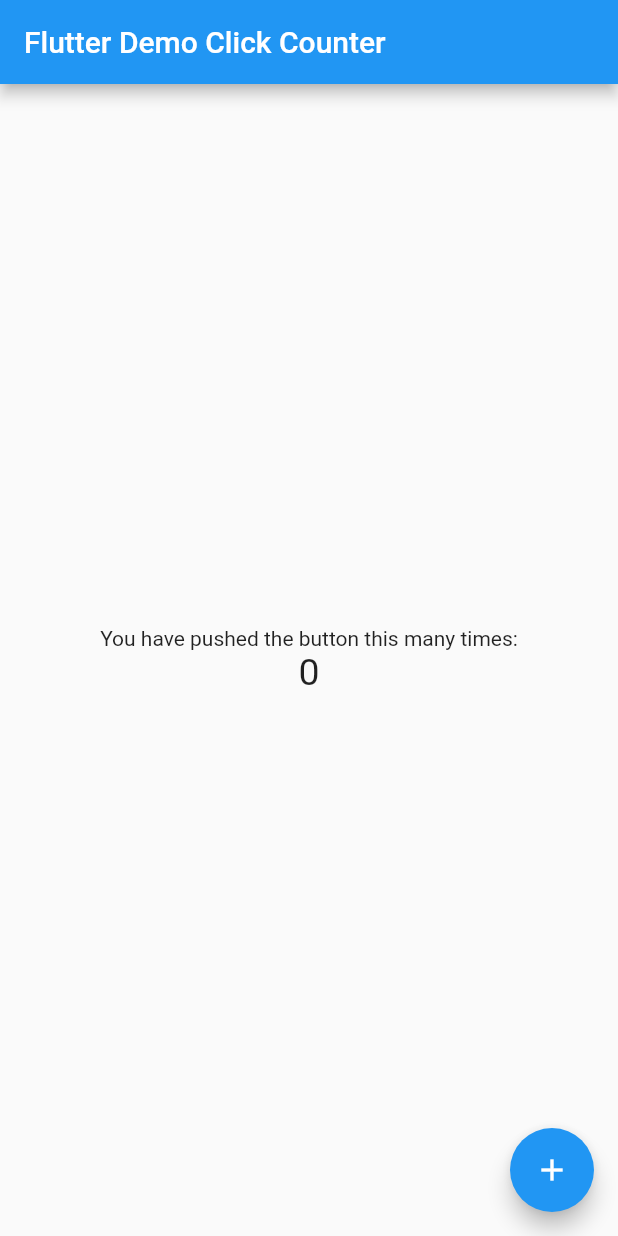
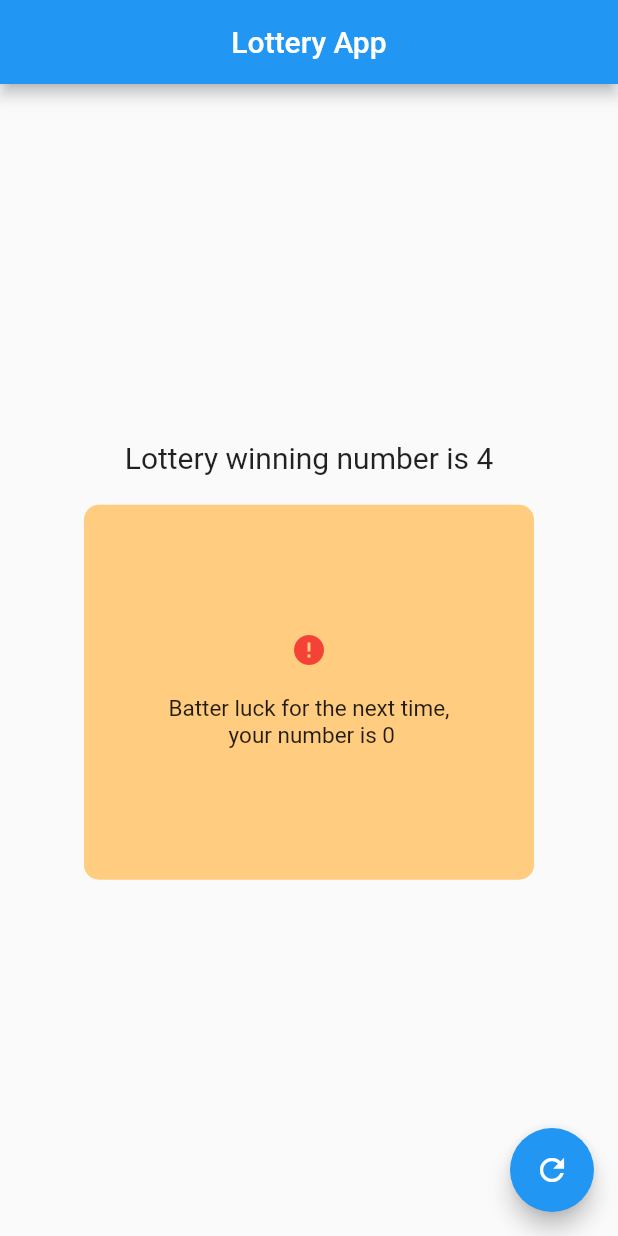
Before and after one commit to abdulnasiricp/Lottery_app, a Flutter app: the screen it shows after launch, on a phone screen of 412 x 824 dp. Run offline on Flutter 3.47's test engine with Material 2 defaults, Android fonts, the phone set to English and light mode, and no system bars.

Commit message:
Lottery app completed

```diff
--- a/lib/main.dart
+++ b/lib/main.dart
@@ -1,18 +1,21 @@
+import 'dart:math';
+
 import 'package:flutter/material.dart';
 
-void main() => runApp(MyApp());
+void main() => runApp(const MyApp());
 
-class MyApp extends StatelessWidget {
+class MyApp extends StatefulWidget {
   const MyApp({super.key});
-  static const String _title = 'Flutter Stateful Clicker Counter';
-  // This widget is the root of your application.
+
+  @override
+  State<MyApp> createState() => _MyAppState();
+}
+
+class _MyAppState extends State<MyApp> {
   @override
   Widget build(BuildContext context) {
-    return MaterialApp(
-      title: _title,
-      theme: ThemeData(
-        primarySwatch: Colors.blue,
-      ),
+    return const MaterialApp(
+      debugShowCheckedModeBanner: false,
       home: MyHomePage(),
     );
   }
@@ -20,71 +23,100 @@ class MyApp extends StatelessWidget {
 
 class MyHomePage extends StatefulWidget {
   const MyHomePage({super.key});
-  // This widget is the home page of your application. It is stateful, meaning
-  // that it has a State object (defined below) that contains fields that affect
-  // how it looks.
-  // This class is the configuration for the state.
   @override
   _MyHomePageState createState() => _MyHomePageState();
 }
 
 class _MyHomePageState extends State<MyHomePage> {
-  int _counter = 0;
+  Random random = Random();
+  int luckynumber = 0;
 
-  void _incrementCounter() {
+  void _LuckyNumber() {
     setState(() {
-      // This call to setState tells the Flutter framework that something has
-      // changed in this State, which causes it to rerun the build method below
-      // so that the display can reflect the updated values. If we changed
-      // _counter without calling setState(), then the build method would not be
-      // called again, and so nothing would appear to happen.
-      _counter++;
+      luckynumber = random.nextInt(10);
     });
   }
 
   @override
   Widget build(BuildContext context) {
-    // This method is rerun every time setState is called, for instance as done
-    // by the _incrementCounter method above.
-    //
-    // The Flutter framework has been optimized to make rerunning build methods
-    // fast, so that you can just rebuild anything that needs updating rather
-    // than having to individually change instances of widgets.
     return Scaffold(
       appBar: AppBar(
-        // Here we take the value from the MyHomePage object that was created by
-        // the App.build method, and use it to set our appbar title.
-        title: Text('Flutter Demo Click Counter'),
+        title: const Text('Lottery App'),
+        centerTitle: true,
       ),
-      body: Center(
-        // Center is a layout widget. It takes a single child and positions it
-        // in the middle of the parent.
-        child: Column(
-          // Column is also a layout widget. It takes a list of children and
-          // arranges them vertically. By default, it sizes itself to fit its
-          // children horizontally, and tries to be as tall as its parent.
-          //
-          // Column has various properties to control how it sizes itself and
-          // how it positions its children. Here we use mainAxisAlignment to
-          // center the children vertically; the main axis here is the vertical
-          // axis because Columns are vertical (the cross axis would be
-          // horizontal).
-          mainAxisAlignment: MainAxisAlignment.center,
-          children: <Widget>[
-            Text(
-              'You have pushed the button this many times:',
+      body: Column(
+        mainAxisAlignment: MainAxisAlignment.center,
+        children: <Widget>[
+          const Center(
+            child: Text(
+              'Lottery winning number is 4',
+              style: TextStyle(fontSize: 20),
             ),
-            Text(
-              '$_counter',
-              style: TextStyle(fontSize: 25),
+          ),
+          const SizedBox(height: 20),
+          Container(
+            height: 250,
+            width: 300,
+            decoration: BoxDecoration(
+              color: Colors.orange[200],
+              borderRadius: BorderRadius.circular(10),
             ),
-          ],
-        ),
+            child: Center(
+                child: luckynumber == 4
+                    ? Column(
+                        mainAxisAlignment: MainAxisAlignment.center,
+                        crossAxisAlignment: CrossAxisAlignment.center,
+                        children: [
+                          const Padding(
+                            padding: EdgeInsets.all(8.0),
+                            child: Icon(
+                              Icons.done_all_outlined,
+                              color: Color(0xff669532),
+                            ),
+                          ),
+                          // SizedBox(height: 10),
+                          Padding(
+                            padding: const EdgeInsets.all(10.0),
+                            child: Text(
+                              'Congratulation you have won the lottery, \n your number is $luckynumber',
+                              style: const TextStyle(
+                                fontSize: 15,
+                              ),
+                              textAlign: TextAlign.center,
+                            ),
+                          )
+                        ],
+                      )
+                    : Column(
+                        mainAxisAlignment: MainAxisAlignment.center,
+                        crossAxisAlignment: CrossAxisAlignment.center,
+                        children: [
+                          const Padding(
+                            padding: EdgeInsets.all(8.0),
+                            child: Icon(
+                              Icons.error,
+                              color: Colors.red,
+                            ),
+                          ),
+                          // SizedBox(height: 10),
+                          Padding(
+                            padding: const EdgeInsets.all(10.0),
+                            child: Text(
+                              'Batter luck for the next time,\n your number is $luckynumber',
+                              style: const TextStyle(
+                                fontSize: 15,
+                              ),
+                              textAlign: TextAlign.center,
+                            ),
+                          )
+                        ],
+                      )),
+          )
+        ],
       ),
       floatingActionButton: FloatingActionButton(
-        onPressed: _incrementCounter,
-        tooltip: 'Increment',
-        child: Icon(Icons.add),
+        onPressed: _LuckyNumber,
+        child: const Icon(Icons.refresh),
       ),
     );
   }
```
